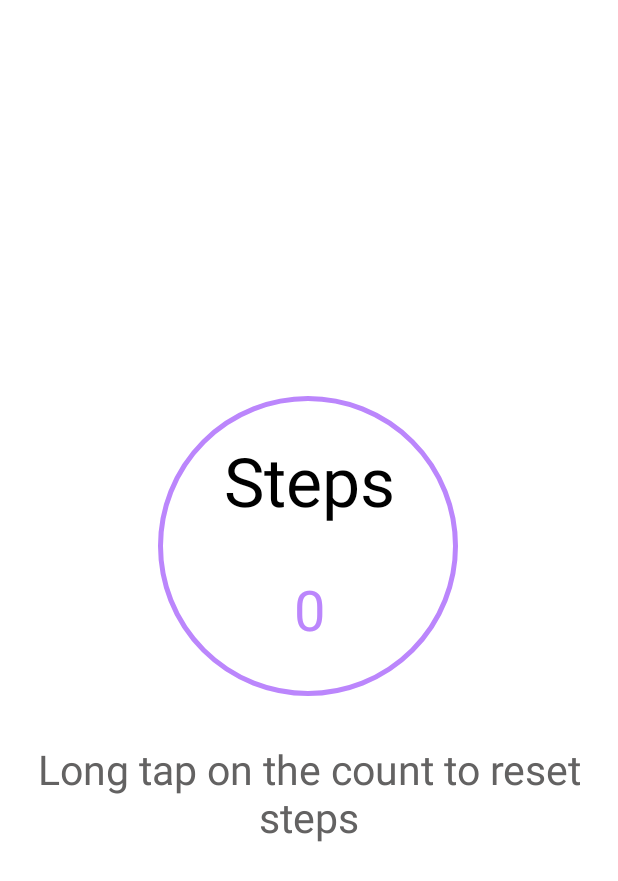
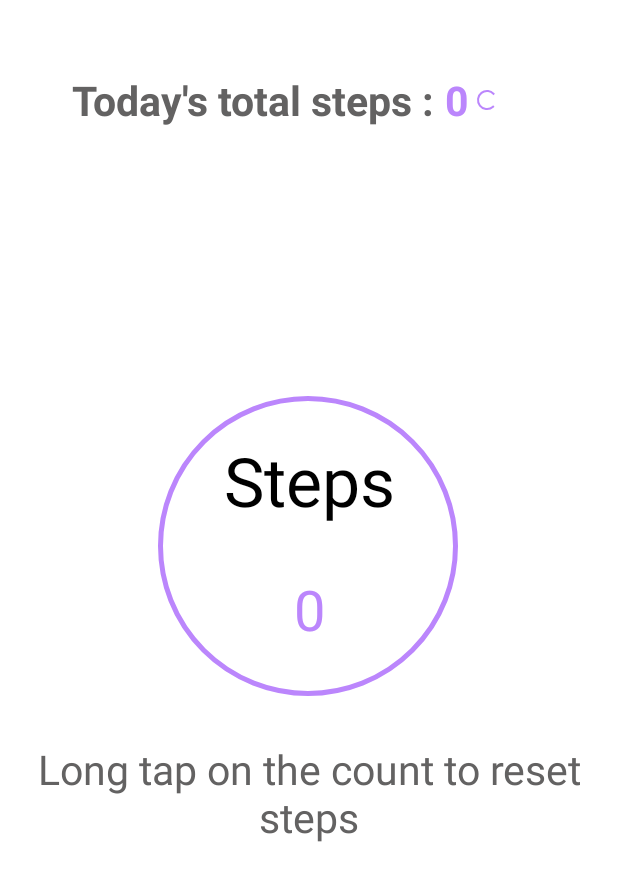
Before and after one commit to Prajwalpraju3/step_counter, an Android app: the layout activity_main.xml on its own in the app's theme, with its tools: preview values and no code run, on a phone screen of 412 x 824 dp. Shown: the top 881 px of the screen. Run offline under Robolectric (Android 15) with nearby library versions, the phone set to English and light mode, and no system bars.

Commit message:
Code clean up cone

```diff
--- a/app/src/main/AndroidManifest.xml
+++ b/app/src/main/AndroidManifest.xml
@@ -15,6 +15,7 @@
         tools:targetApi="31">
         <activity
             android:name=".MainActivity"
+            android:screenOrientation="portrait"
             android:exported="true">
             <intent-filter>
                 <action android:name="android.intent.action.MAIN" />
--- a/app/src/main/res/layout/activity_main.xml
+++ b/app/src/main/res/layout/activity_main.xml
@@ -1,23 +1,68 @@
 <?xml version="1.0" encoding="utf-8"?>
+<layout xmlns:android="http://schemas.android.com/apk/res/android"
+    xmlns:app="http://schemas.android.com/apk/res-auto"
+    xmlns:tools="http://schemas.android.com/tools">
+
+    <data>
+
+    </data>
+
     <androidx.constraintlayout.widget.ConstraintLayout
-    xmlns:android="http://schemas.android.com/apk/res/android"
-    xmlns:app="http://schemas.android.com/apk/res-auto"
-    xmlns:tools="http://schemas.android.com/tools"
         android:layout_width="match_parent"
         android:layout_height="match_parent"
         tools:context=".MainActivity">
 
         <!--Text View for the "Steps" displayed-->
+
+
+        <TextView
+            android:id="@+id/tv_total_steps"
+            android:layout_width="wrap_content"
+            android:layout_height="wrap_content"
+            android:layout_margin="48dp"
+            android:gravity="center"
+            android:text="@string/total_steps"
+            android:textColor="#636262"
+            android:textSize="27sp"
+            android:textStyle="bold"
+            app:layout_constraintStart_toStartOf="parent"
+            app:layout_constraintTop_toTopOf="parent" />
+
+        <TextView
+            android:id="@+id/tv_total_steps_value"
+            android:layout_width="wrap_content"
+            android:layout_height="wrap_content"
+            android:gravity="center"
+            android:text="0"
+            android:textColor="@color/purple_200"
+            android:textSize="27sp"
+            android:textStyle="bold"
+            app:layout_constraintStart_toEndOf="@+id/tv_total_steps"
+            app:layout_constraintTop_toTopOf="@+id/tv_total_steps" />
+
+        <ProgressBar
+            android:id="@+id/progress_bar"
+            android:layout_width="24dp"
+            android:layout_height="24dp"
+            android:padding="4dp"
+            android:outlineAmbientShadowColor="@color/purple_200"
+            app:layout_constraintStart_toEndOf="@+id/tv_total_steps_value"
+            app:layout_constraintTop_toTopOf="@id/tv_total_steps_value"
+            android:indeterminateTint="@color/purple_200"
+            app:layout_constraintBottom_toBottomOf="@id/tv_total_steps_value"
+            android:shadowColor="@color/purple_200"
+            android:progressBackgroundTint="@color/purple_200"/>
+
         <TextView
             android:id="@+id/steps"
             android:layout_width="wrap_content"
             android:layout_height="wrap_content"
-        android:layout_marginEnd="8dp"
             android:layout_marginStart="8dp"
             android:layout_marginTop="290dp"
+            android:layout_marginEnd="8dp"
             android:text="Steps"
+            android:textColor="@color/black"
             android:textSize="45sp"
-        android:textColor="@color/black"
             app:layout_constraintEnd_toEndOf="parent"
             app:layout_constraintStart_toStartOf="parent"
             app:layout_constraintTop_toTopOf="parent" />
@@ -27,12 +72,12 @@
             android:id="@+id/tv_stepsTaken"
             android:layout_width="wrap_content"
             android:layout_height="wrap_content"
-        android:layout_marginEnd="8dp"
             android:layout_marginStart="8dp"
             android:layout_marginTop="30dp"
+            android:layout_marginEnd="8dp"
             android:text="0"
+            android:textColor="@color/purple_200"
             android:textSize="37sp"
-        android:textColor="@color/purple_200"
             app:layout_constraintEnd_toEndOf="parent"
             app:layout_constraintStart_toStartOf="parent"
             app:layout_constraintTop_toBottomOf="@+id/steps" />
@@ -53,19 +98,17 @@
         <TextView
             android:layout_width="wrap_content"
             android:layout_height="wrap_content"
-        android:layout_marginEnd="8dp"
             android:layout_marginStart="8dp"
             android:layout_marginTop="30dp"
+            android:layout_marginEnd="8dp"
+            android:gravity="center"
             android:text="@string/long_tap_on_the_count_to_reset_steps"
+            android:textColor="#636262"
             android:textSize="27sp"
-        android:gravity="center"
-        android:textColor="#636262"
             app:layout_constraintEnd_toEndOf="parent"
             app:layout_constraintStart_toStartOf="parent"
             app:layout_constraintTop_toBottomOf="@+id/iv_circle" />
 
 
-
-
-
     </androidx.constraintlayout.widget.ConstraintLayout>
+</layout>
--- a/app/src/main/res/values/strings.xml
+++ b/app/src/main/res/values/strings.xml
@@ -1,4 +1,5 @@
 <resources>
     <string name="app_name">Step count POC</string>
     <string name="long_tap_on_the_count_to_reset_steps">Long tap on the count to reset steps</string>
+    <string name="total_steps">"Today's total steps : "</string>
 </resources>
```
Also changed, not shown: app/build.gradle (+8 -0 lines), app/src/main/java/com/example/stepcountpoc/MainActivity.kt (+70 -99 lines). Lines whose indentation alone changed are shown as unchanged.
